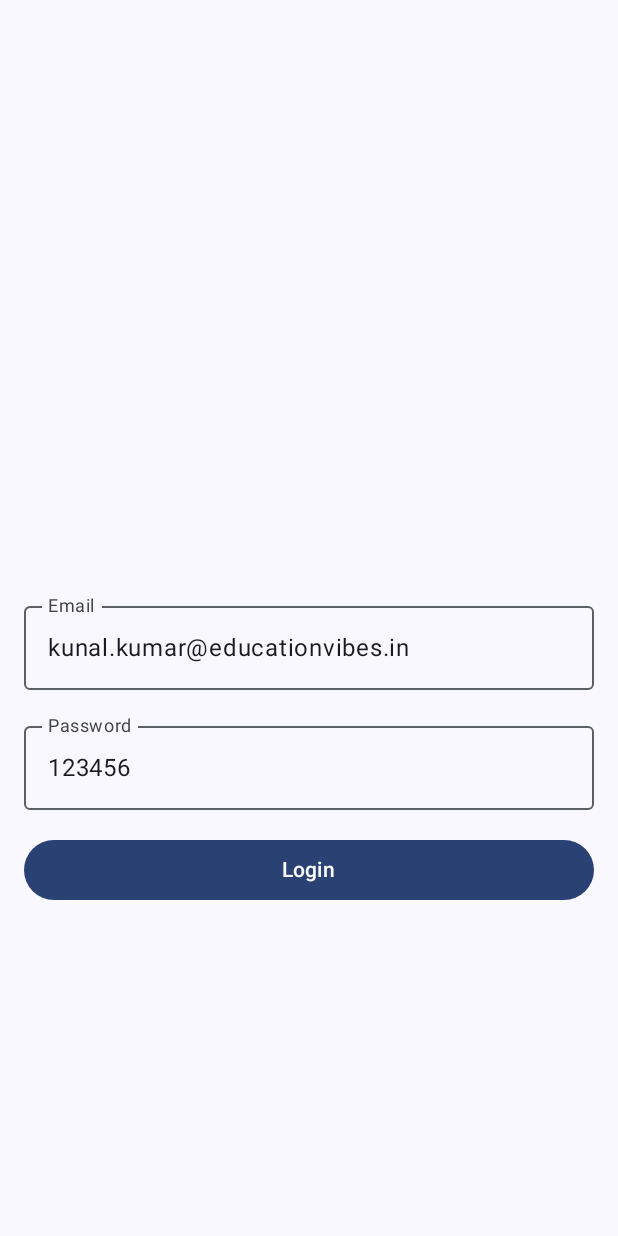
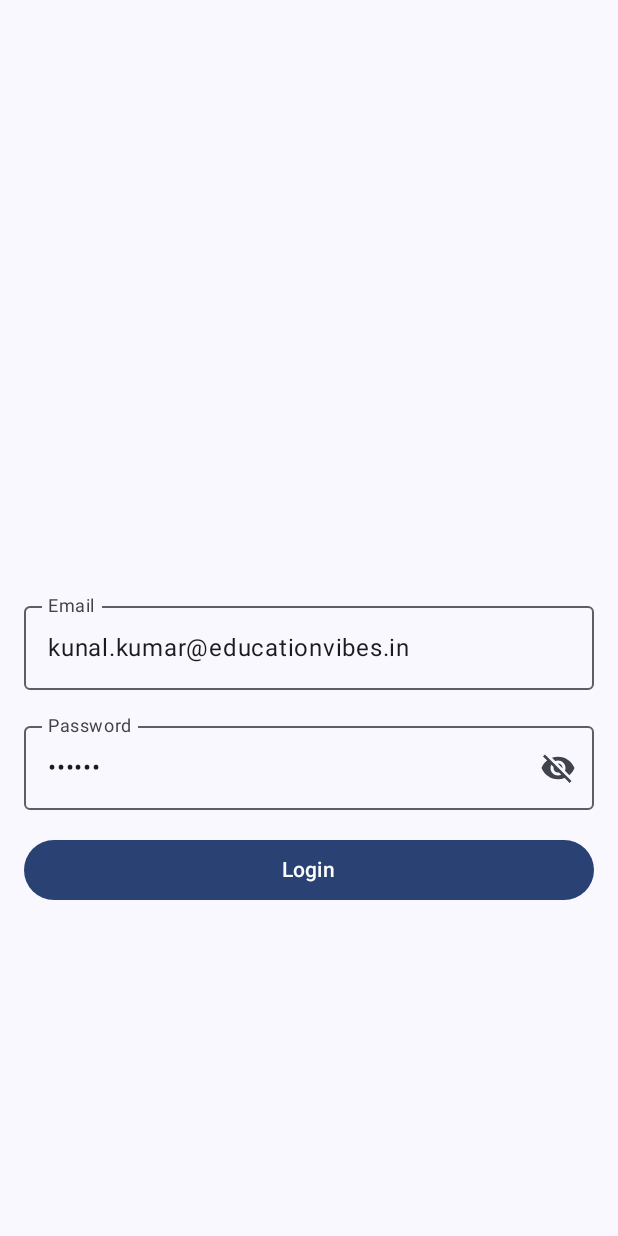
Before and after one commit to akamahesh/EduCrm, an Android app built with Jetpack Compose: the screen it shows after launch (MainActivity), on a phone screen of 412 x 824 dp. Run offline under Robolectric (Android 15) with nearby library versions, the phone set to English and light mode, and no system bars; our stand-ins replace Dagger/Hilt's generated code, Room's generated code; libraries missing offline, so code that uses them is left out: com.jakewharton.retrofit2, com.skydoves.landscapist; network calls fail; pictures from the network do not load; 2 statements that could not run were skipped.

Commit message:
Login password filed should not show the text

```diff
--- a/app/build.gradle.kts
+++ b/app/build.gradle.kts
@@ -95,6 +95,7 @@ dependencies {
     implementation(libs.google.accompanist.permissions)
     implementation(libs.kizitonwose.calendar)
     implementation(libs.landscapist.glide)
+    implementation("androidx.compose.material:material-icons-extended")
     val composeBom = platform("androidx.compose:compose-bom:2024.09.00")
     implementation(composeBom)
     androidTestImplementation(composeBom)
--- a/app/src/main/java/com/crm/edu/ui/compose/screens/login/LoginScreen.kt
+++ b/app/src/main/java/com/crm/edu/ui/compose/screens/login/LoginScreen.kt
@@ -13,9 +13,15 @@ import androidx.compose.foundation.layout.height
 import androidx.compose.foundation.layout.heightIn
 import androidx.compose.foundation.layout.padding
 import androidx.compose.foundation.text.KeyboardOptions
+import androidx.compose.material.icons.Icons
+import androidx.compose.material.icons.filled.Visibility
+import androidx.compose.material.icons.filled.MoreVert
+import androidx.compose.material.icons.filled.VisibilityOff
 import androidx.compose.material3.AlertDialog
 import androidx.compose.material3.Button
 import androidx.compose.material3.CircularProgressIndicator
+import androidx.compose.material3.Icon
+import androidx.compose.material3.IconButton
 import androidx.compose.material3.MaterialTheme
 import androidx.compose.material3.OutlinedTextField
 import androidx.compose.material3.Text
@@ -31,6 +37,8 @@ import androidx.compose.ui.graphics.Color
 import androidx.compose.ui.platform.LocalContext
 import androidx.compose.ui.text.input.ImeAction
 import androidx.compose.ui.text.input.KeyboardType
+import androidx.compose.ui.text.input.PasswordVisualTransformation
+import androidx.compose.ui.text.input.VisualTransformation
 import androidx.compose.ui.tooling.preview.Preview
 import androidx.compose.ui.unit.dp
 import androidx.core.util.PatternsCompat
@@ -54,6 +62,7 @@ fun LoginScreen(navController: NavHostController) {
     var password by remember { mutableStateOf("123456") }
     var emailError by remember { mutableStateOf(false) }
     var passwordError by remember { mutableStateOf(false) }
+    var passwordVisible by remember { mutableStateOf(false) }
     val showDialogEvent by loginViewModel.showDialogEvent.collectAsState()
     var dialogMessage :String? by remember { mutableStateOf("-") }
     Column(
@@ -128,7 +137,14 @@ fun LoginScreen(navController: NavHostController) {
                 keyboardType = KeyboardType.Password,
                 imeAction = ImeAction.Done
             ),
-            modifier = Modifier.fillMaxWidth()
+            modifier = Modifier.fillMaxWidth(),
+            visualTransformation = if (passwordVisible) VisualTransformation.None else PasswordVisualTransformation(),
+            trailingIcon = {
+                val image = if (passwordVisible) Icons.Filled.Visibility else Icons.Filled.VisibilityOff
+                IconButton(onClick = { passwordVisible = !passwordVisible }) {
+                    Icon(imageVector = image, contentDescription = if (passwordVisible) "Hide password" else "Show password")
+                }
+            }
         )
         if (passwordError) {
             Text(
```
